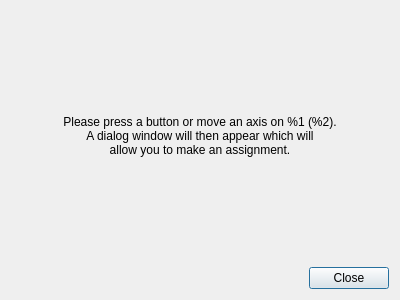
Before: the Qt Designer form src/gui/quicksetdialog.ui in davaughnl/Pad, drawn with Qt 5.
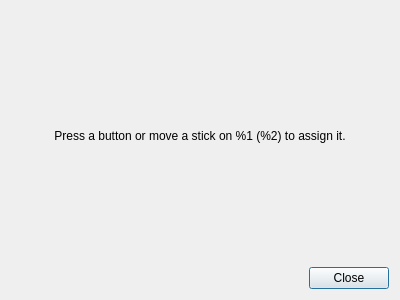
After: the same form once the commit is applied.

```diff
--- a/src/gui/quicksetdialog.ui
+++ b/src/gui/quicksetdialog.ui
@@ -20,7 +20,7 @@
    <item alignment="Qt::AlignHCenter">
     <widget class="QLabel" name="joystickDialogLabel">
      <property name="text">
-      <string>&lt;html&gt;&lt;head/&gt;&lt;body&gt;&lt;p&gt;Please press a button or move an axis on %1 (&lt;span style=&quot; font-weight: 400;&quot;&gt;%2&lt;/span&gt;).&lt;br/&gt;A dialog window will then appear which will&lt;br/&gt;allow you to make an assignment.&lt;/p&gt;&lt;/body&gt;&lt;/html&gt;</string>
+      <string>Press a button or move a stick on %1 (%2) to assign it.</string>
      </property>
      <property name="alignment">
       <set>Qt::AlignCenter</set>
```
